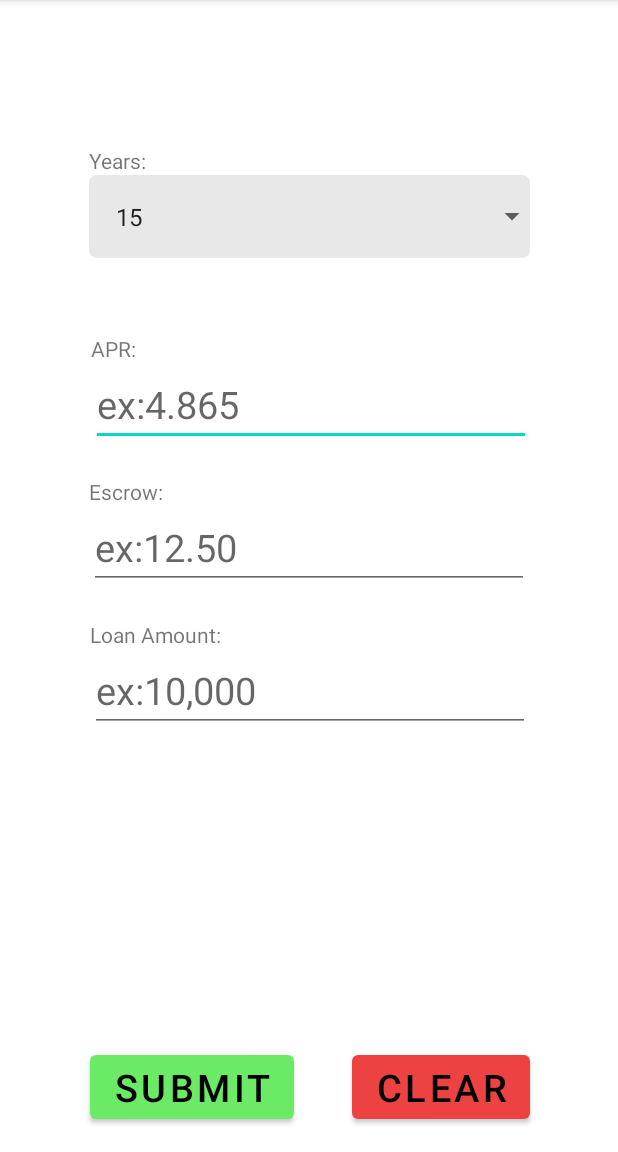
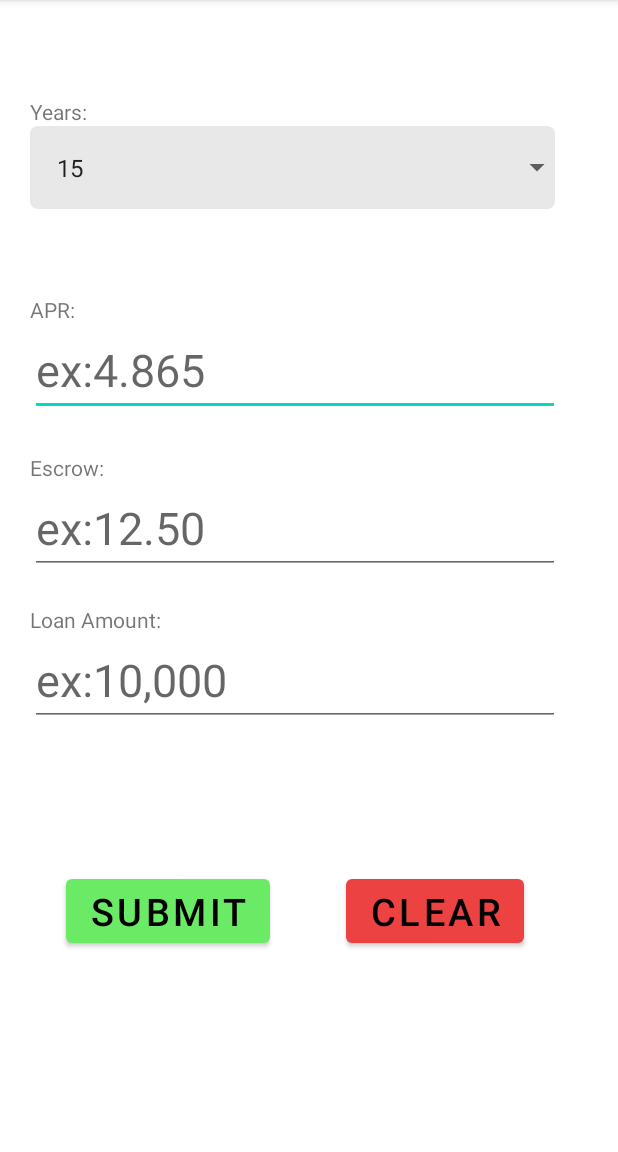
Before and after one commit to Peter-Massarello/Android_Apps_Project_1, an Android app: the screen it shows after launch (MainActivity), after a tap on "CLEAR", on a phone screen of 412 x 824 dp, the part 84-1236 px from its top. Run offline under Robolectric (Android 15) with nearby library versions, the phone set to English and light mode, and no system bars.

Commit message:
Working first activity, adding functionality to second

```diff
--- a/app/src/main/AndroidManifest.xml
+++ b/app/src/main/AndroidManifest.xml
@@ -9,6 +9,7 @@
         android:roundIcon="@mipmap/ic_launcher_round"
         android:supportsRtl="true"
         android:theme="@style/Theme.AndroidProject1">
+        <activity android:name=".MainActivity2"></activity>
         <activity android:name=".MainActivity">
             <intent-filter>
                 <action android:name="android.intent.action.MAIN" />
--- a/app/src/main/java/com/example/androidproject1/MainActivity.kt
+++ b/app/src/main/java/com/example/androidproject1/MainActivity.kt
@@ -2,20 +2,34 @@ package com.example.androidproject1
 
 import androidx.appcompat.app.AppCompatActivity
 import android.os.Bundle
+import android.util.Log
 import android.view.View
+import android.widget.AdapterView
 import android.widget.ArrayAdapter
 import android.widget.EditText
+import android.widget.TextView
 import androidx.annotation.IdRes
 import androidx.core.widget.doAfterTextChanged
+import androidx.lifecycle.ViewModelProvider
+import com.example.androidproject1.databinding.ActivityMainBinding
 import kotlinx.android.synthetic.main.activity_main.*
+import java.util.concurrent.TimeoutException
 
-class MainActivity : AppCompatActivity() {
+class MainActivity : AppCompatActivity(), AdapterView.OnItemSelectedListener {
 
+    lateinit var model: MainViewModel
+    lateinit var binding: ActivityMainBinding
+    var aprFlag = false
+    var escrowFlag = false
+    var loanFlag = false
 
 
     override fun onCreate(savedInstanceState: Bundle?) {
         super.onCreate(savedInstanceState)
-        setContentView(R.layout.activity_main)
+        binding = ActivityMainBinding.inflate(this.layoutInflater)
+        setContentView(binding.root)
+
+        var submitFlag: Boolean = false
 
         val adapter = ArrayAdapter.createFromResource(
                 this,
@@ -24,51 +38,110 @@ class MainActivity : AppCompatActivity() {
         )
         adapter.setDropDownViewResource(android.R.layout.simple_spinner_dropdown_item)
         spinner.adapter = adapter
-        apr_input.doAfterTextChanged {
-            validateText(3, R.id.apr_input);
+        val provider = ViewModelProvider(this, ViewModelProvider.AndroidViewModelFactory.getInstance(application))
+        model = provider.get(MainViewModel::class.java)
+
+        binding.aprInput.doAfterTextChanged {
+            aprFlag = validateAPRText(binding.aprInput)
+            submitFlagCheck()
         }
+        binding.escrowInput.doAfterTextChanged {
+            escrowFlag = validateEscrowText(binding.escrowInput)
+            submitFlagCheck()
+        }
+        binding.loanInput.doAfterTextChanged {
+            loanFlag = validateLoanText(binding.loanInput)
+            submitFlagCheck()
+        }
+
+        submitButton.setOnClickListener(submitButtonClicked)
+
         clearButton.setOnClickListener(clearButtonClicked)
-
+        spinner.onItemSelectedListener = this
     }
 
-    private val clearButtonClicked = View.OnClickListener {
-        clearAllForms() // Once clicked, goes to clear form function
+    private val clearButtonClicked = View.OnClickListener { // Once clicked, goes to clear form function
+        clearAllForms()
     }
 
-    private fun clearAllForms(){
-        /*
-         * Needs to reset spinner input as well
-         */
-        apr_input.getText().clear()
-        escrow_input.getText().clear()
-        loan_input.getText().clear()
+    private val submitButtonClicked = View.OnClickListener { // Once clicked, goes to clear form function
+        passToNextAct()
     }
 
-    private fun validateText(decimalCheck: Int, @IdRes viewId: Int){
-        //val temp: EditText = findViewById(R.id.viewId)
-        val input = apr_input.text.toString()
-        val wholeNumbers: Int = input.indexOf('.')
-        val decimalCount: Int = input.length - wholeNumbers - 1
+    private fun passToNextAct(){
+        Log.e("Item", "${aprFlag}")
+    }
 
-        if (decimalCount > decimalCheck){
-            apr_input.error = "Can only be to $decimalCheck decimal places."
+    private fun submitFlagCheck(){
+        binding.submitButton.isEnabled = aprFlag && escrowFlag && loanFlag
+    }
+
+    private fun clearAllForms(){ //Resets all Input Forms
+        spinner.setSelection(0)
+        apr_input.text.clear()
+        escrow_input.text.clear()
+        loan_input.text.clear()
+    }
+
+   private fun validateAPRText(textView: TextView): Boolean{
+       val input = textView.text.toString()
+
+       if (input.length < 1) {
+           apr_input.error = "Field cannot be blank."
+           return false
+       }
+       val pattern = "[0-9]+(\\.[0-9]?[0-9]?[0-9]?)".toRegex()
+       if(pattern.matches(input)){
+           return true
+       }
+       else {
+           apr_input.error = "Must have up to 3 decimal places"
+           return false
+       }
+       return false
+    }
+
+    private fun validateEscrowText(textView: TextView): Boolean{
+        val input = textView.text.toString()
+
+        if (input.length < 1) {
+            escrow_input.error = "Field cannot be blank."
+            return false
         }
 
+        val pattern = "[0-9]+(\\.[0-9]?[0-9]?)".toRegex()
+        if(pattern.matches(input)){
+            return true
+        }
+        else {
+            escrow_input.error = "Must have up to 3 decimal places"
+            return false
+        }
+        return false
+    }
+    private fun validateLoanText(textView: TextView): Boolean{
+       val input = textView.text.toString()
+
+        if (input.length < 1) {
+            loan_input.error = "Field cannot be blank."
+            return false
+        }
+        val pattern = "\\d*".toRegex()
+        if(pattern.matches(input)){
+            return true
+        }
+        else {
+            loan_input.error = ""
+            return false
+        }
+    }
+    override fun onNothingSelected(parent: AdapterView<*>?) {
+        TODO("Not yet implemented")
     }
 
+    override fun onItemSelected(parent: AdapterView<*>?, view: View?, position: Int, id: Long) {
 
-
-    /*private fun EditText.onTextChange(onTextChange: (String) -> Unit){
-        this.addTextChangedListener(object: TextWatcher{
-            override fun afterTextChanged(s: Editable?) {
-                onTextChange.invoke(s.toString())
-            }
-
-            override fun beforeTextChanged(s: CharSequence?, start: Int, count: Int, after: Int) {}
-
-            override fun onTextChanged(s: CharSequence?, start: Int, before: Int, count: Int) {}
-        })
-
-    }*/
+        Log.e("Item", "${spinner.selectedItem.toString().toInt()}")
+    }
 
 }
--- /dev/null
+++ b/app/src/main/java/com/example/androidproject1/MainViewModel.kt
@@ -0,0 +1,8 @@
+package com.example.androidproject1
+
+import android.app.Application
+import androidx.lifecycle.AndroidViewModel
+
+class MainViewModel constructor(application: Application): AndroidViewModel(application) {
+
+}
--- a/app/src/main/res/layout/activity_main.xml
+++ b/app/src/main/res/layout/activity_main.xml
@@ -22,18 +22,17 @@
 
         <Spinner
             android:id="@+id/spinner"
-            android:layout_width="294dp"
+            android:layout_width="350dp"
             android:layout_height="55dp"
+            android:layout_marginStart="20dp"
             android:layout_marginTop="84dp"
             android:layout_marginBottom="40dp"
             android:background="@drawable/spinner_bg"
             android:spinnerMode="dropdown"
             app:layout_constraintBottom_toTopOf="@+id/apr_input"
-            app:layout_constraintEnd_toEndOf="parent"
-            app:layout_constraintHorizontal_bias="0.504"
             app:layout_constraintStart_toStartOf="parent"
             app:layout_constraintTop_toTopOf="parent"
-            app:layout_constraintVertical_bias="0.518"
+            app:layout_constraintVertical_bias="0.0"
             app:layout_constraintVertical_chainStyle="packed" />
 
         <TextView
@@ -56,17 +55,14 @@
             android:id="@+id/loan_input"
             android:layout_width="wrap_content"
             android:layout_height="wrap_content"
-            android:layout_marginBottom="280dp"
+            android:layout_marginBottom="284dp"
             android:autofillHints=""
             android:ems="10"
             android:hint="@string/loan_hint"
             android:inputType="number"
-            android:textSize="25sp"
+            android:textSize="30sp"
             app:layout_constraintBottom_toBottomOf="parent"
-            app:layout_constraintEnd_toEndOf="parent"
-            app:layout_constraintHorizontal_bias="0.508"
-            app:layout_constraintStart_toStartOf="parent"
-            />
+            app:layout_constraintStart_toStartOf="@+id/escrow_input" />
 
         <TextView
             android:id="@+id/escrow"
@@ -85,54 +81,52 @@
             android:ems="10"
             android:hint="@string/escrow_hint"
             android:inputType="numberDecimal"
-            android:textSize="25sp"
+            android:textSize="30sp"
             app:layout_constraintBottom_toTopOf="@+id/loan_input"
-            app:layout_constraintEnd_toEndOf="parent"
-            app:layout_constraintStart_toStartOf="parent" />
+            app:layout_constraintStart_toStartOf="@+id/apr_input" />
 
         <EditText
             android:id="@+id/apr_input"
             android:layout_width="wrap_content"
             android:layout_height="wrap_content"
-            android:layout_marginBottom="40dp"
+            android:layout_marginBottom="44dp"
             android:ems="10"
             android:hint="@string/apr_hint"
             android:inputType="numberDecimal"
-            android:textSize="25sp"
+            android:textSize="30sp"
             app:layout_constraintBottom_toTopOf="@+id/escrow_input"
-            app:layout_constraintEnd_toEndOf="parent"
-            app:layout_constraintHorizontal_bias="0.51"
-            app:layout_constraintStart_toStartOf="parent" />
+            app:layout_constraintStart_toStartOf="@+id/spinner" />
 
         <Button
             android:id="@+id/submitButton"
             android:layout_width="wrap_content"
             android:layout_height="wrap_content"
-
-            android:layout_marginBottom="16dp"
+            android:layout_marginTop="96dp"
             android:text="@string/submitButtonText"
             android:textColor="@color/black"
             android:textSize="25sp"
             app:backgroundTint="#6BEA66"
-            app:layout_constraintBottom_toBottomOf="parent"
+
+            app:layout_constraintEnd_toStartOf="@+id/clearButton"
+            app:layout_constraintHorizontal_bias="0.318"
             app:layout_constraintStart_toStartOf="@+id/loan_input"
-            app:layout_constraintTop_toBottomOf="@+id/loan_input"
-            app:layout_constraintVertical_bias="1.0" />
+            app:layout_constraintTop_toBottomOf="@+id/loan_input" />
 
         <Button
             android:id="@+id/clearButton"
             android:layout_width="wrap_content"
             android:layout_height="wrap_content"
-            android:layout_marginBottom="16dp"
+            android:layout_marginTop="96dp"
+            android:layout_marginEnd="24dp"
             android:layout_toEndOf="@id/submitButton"
             android:text="@string/clearButtonText"
             android:textColor="@color/black"
             android:textSize="25sp"
             app:backgroundTint="#ED4242"
-            app:layout_constraintBottom_toBottomOf="parent"
+            app:layout_constraintBottom_toBottomOf="@+id/submitButton"
             app:layout_constraintEnd_toEndOf="@+id/loan_input"
             app:layout_constraintTop_toBottomOf="@+id/loan_input"
-            app:layout_constraintVertical_bias="1.0" />
+            app:layout_constraintVertical_bias="0.0" />
 
 
     </androidx.constraintlayout.widget.ConstraintLayout>
```
Also changed, not shown: app/build.gradle (+7 -2 lines), app/src/main/java/com/example/androidproject1/MainActivity2.kt (added, +11 -0 lines), app/src/main/java/com/example/androidproject1/SpinnerModel.kt (deleted, +0 -21 lines), app/src/main/res/layout/activity_main2.xml (added, +9 -0 lines).
